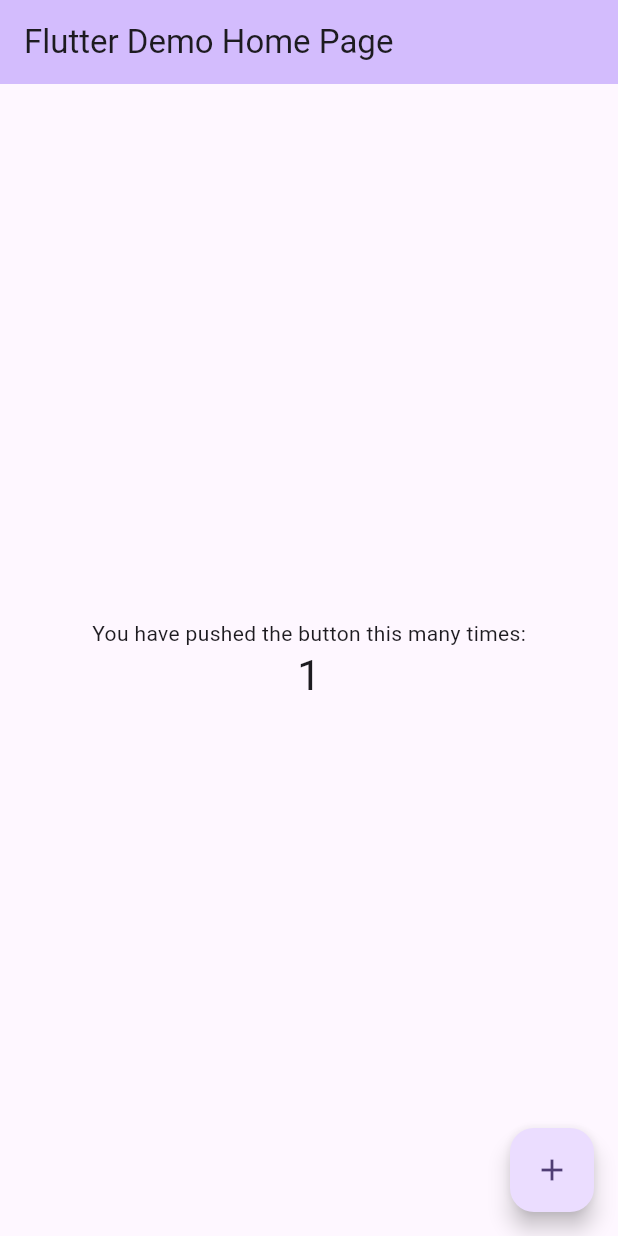
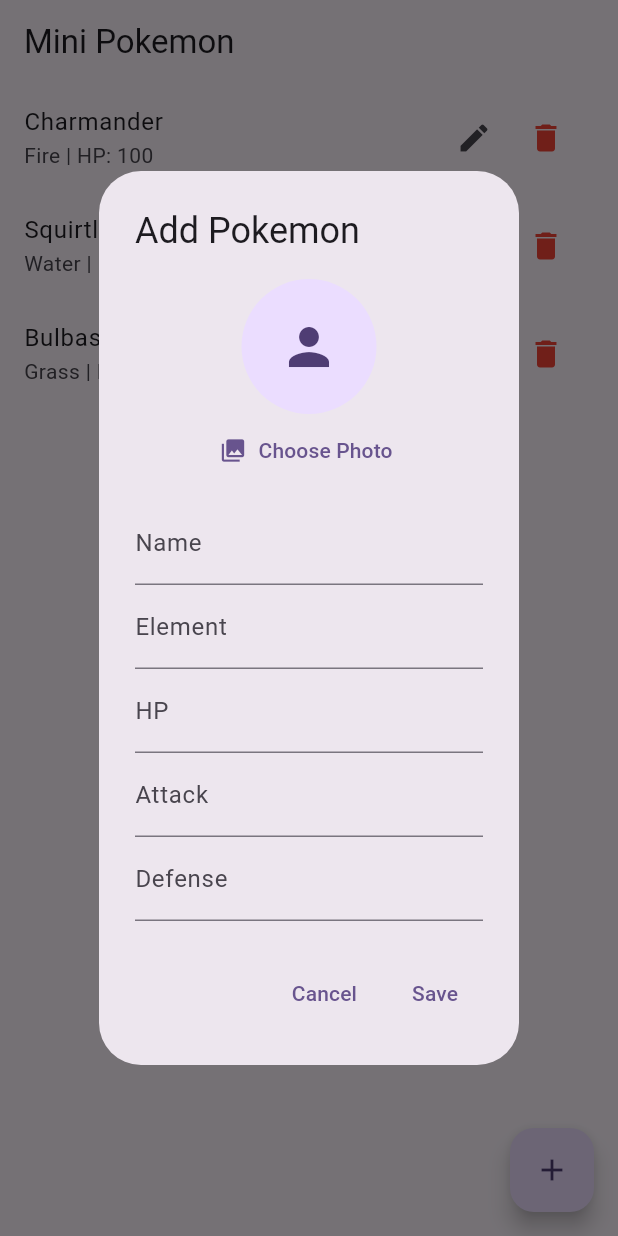
Before and after one commit to erickresu/mini_pokemon, a Flutter app: the screen it shows after launch, after a tap on the "add" icon, on a phone screen of 412 x 824 dp. Run offline on Flutter 3.47's test engine with Material 3 defaults, Android fonts, the phone set to English and light mode, and no system bars; our stand-ins replace image_picker, material_ui.

Commit message:
feat: implement Pokemon CRUD and gallery photo selection

```diff
--- a/lib/main.dart
+++ b/lib/main.dart
@@ -1,4 +1,6 @@
 import 'package:material_ui/material_ui.dart';
+
+import 'screens/pokemon_list_page.dart';
 
 void main() {
   runApp(const MyApp());
@@ -11,7 +13,7 @@ class MyApp extends StatelessWidget {
   @override
   Widget build(BuildContext context) {
     return MaterialApp(
-      title: 'Flutter Demo',
+      title: 'Mini Pokemon',
       theme: ThemeData(
         // This is the theme of your application.
         //
@@ -30,7 +32,7 @@ class MyApp extends StatelessWidget {
         // tested with just a hot reload.
         colorScheme: .fromSeed(seedColor: Colors.deepPurple),
       ),
-      home: const MyHomePage(title: 'Flutter Demo Home Page'),
+      home: const PokemonListPage(),
     );
   }
 }
--- /dev/null
+++ b/lib/models/pokemon.dart
@@ -0,0 +1,19 @@
+class Pokemon {
+  final int id;
+  final String name;
+  final String type;
+  final int hp;
+  final int attack;
+  final int defense;
+  final String? imagePath;
+
+  const Pokemon({
+    required this.id,
+    required this.name,
+    required this.type,
+    required this.hp,
+    required this.attack,
+    required this.defense,
+    this.imagePath,
+  });
+}
--- /dev/null
+++ b/lib/screens/pokemon_list_page.dart
@@ -0,0 +1,151 @@
+import 'package:material_ui/material_ui.dart';
+
+import '../models/pokemon.dart';
+import '../widgets/pokemon_form_dialog.dart';
+
+class PokemonListPage extends StatefulWidget {
+  const PokemonListPage({super.key});
+
+  @override
+  State<PokemonListPage> createState() => _PokemonListPageState();
+}
+
+class _PokemonListPageState extends State<PokemonListPage> {
+  final List<Pokemon> _pokemons = [
+    const Pokemon(
+      id: 1,
+      name: 'Charmander',
+      type: 'Fire',
+      hp: 100,
+      attack: 52,
+      defense: 43,
+    ),
+    const Pokemon(
+      id: 2,
+      name: 'Squirtle',
+      type: 'Water',
+      hp: 110,
+      attack: 48,
+      defense: 65,
+    ),
+    const Pokemon(
+      id: 3,
+      name: 'Bulbasaur',
+      type: 'Grass',
+      hp: 90,
+      attack: 49,
+      defense: 49,
+    ),
+  ];
+  int _nextId = 4;
+
+  Future<void> _showAddPokemonDialog() async {
+    final pokemon = await showDialog<Pokemon>(
+      context: context,
+      builder: (dialogContext) {
+        return PokemonFormDialog(id: _nextId);
+      },
+    );
+
+    if (!mounted || pokemon == null) return;
+
+    setState(() {
+      _pokemons.add(pokemon);
+      _nextId++;
+    });
+  }
+
+  Future<void> _showEditPokemonDialog(int index) async {
+    final pokemon = _pokemons[index];
+
+    final updatedPokemon = await showDialog<Pokemon>(
+      context: context,
+      builder: (dialogContext) {
+        return PokemonFormDialog(id: pokemon.id, pokemon: pokemon);
+      },
+    );
+
+    if (!mounted || updatedPokemon == null) return;
+
+    setState(() {
+      _pokemons[index] = updatedPokemon;
+    });
+  }
+
+  Future<void> _deletePokemon(int index) async {
+    final pokemon = _pokemons[index];
+
+    final confirmed = await showDialog<bool>(
+      context: context,
+      builder: (dialogContext) {
+        return AlertDialog(
+          title: const Text('Delete Pokemon'),
+          content: Text('Are you sure you want to delete ${pokemon.name}?'),
+          actions: [
+            TextButton(
+              onPressed: () {
+                Navigator.pop(dialogContext, false);
+              },
+              child: const Text('Cancel'),
+            ),
+            TextButton(
+              onPressed: () {
+                Navigator.pop(dialogContext, true);
+              },
+              child: const Text('Delete'),
+            ),
+          ],
+        );
+      },
+    );
+
+    if (!mounted || confirmed != true) return;
+
+    setState(() {
+      _pokemons.removeAt(index);
+    });
+  }
+
+  @override
+  Widget build(BuildContext context) {
+    return Scaffold(
+      appBar: AppBar(title: const Text('Mini Pokemon')),
+
+      floatingActionButton: FloatingActionButton(
+        onPressed: _showAddPokemonDialog,
+        child: const Icon(Icons.add),
+      ),
+
+      body: ListView.builder(
+        itemCount: _pokemons.length,
+        itemBuilder: (context, index) {
+          final pokemon = _pokemons[index];
+
+          return ListTile(
+            title: Text(pokemon.name),
+            subtitle: Text('${pokemon.type} | HP: ${pokemon.hp}'),
+
+            trailing: Row(
+              mainAxisSize: MainAxisSize.min,
+              children: [
+                IconButton(
+                  icon: const Icon(Icons.edit),
+                  onPressed: () {
+                    _showEditPokemonDialog(index);
+                  },
+                ),
+                IconButton(
+                  icon: const Icon(Icons.delete),
+                  color: Colors.red,
+                  onPressed: () {
+                    _deletePokemon(index);
+                  },
+                ),
+              ],
+            ),
+          );
+        },
+      ),
+    );
+  }
+}
--- /dev/null
+++ b/lib/widgets/pokemon_form_dialog.dart
@@ -0,0 +1,154 @@
+import 'package:material_ui/material_ui.dart';
+
+import '../models/pokemon.dart';
+
+import 'dart:io';
+
+import 'package:image_picker/image_picker.dart';
+
+class PokemonFormDialog extends StatefulWidget {
+  const PokemonFormDialog({super.key, required this.id, this.pokemon});
+
+  final int id;
+  final Pokemon? pokemon;
+
+  @override
+  State<PokemonFormDialog> createState() => _PokemonFormDialogState();
+}
+
+class _PokemonFormDialogState extends State<PokemonFormDialog> {
+  final _formKey = GlobalKey<FormState>();
+  String? _imagePath;
+
+  final _nameController = TextEditingController();
+  final _typeController = TextEditingController();
+  final _hpController = TextEditingController();
+  final _attackController = TextEditingController();
+  final _defenseController = TextEditingController();
+
+  @override
+  void initState() {
+    super.initState();
+
+    final pokemon = widget.pokemon;
+
+    if (pokemon != null) {
+      _imagePath = pokemon.imagePath;
+      _nameController.text = pokemon.name;
+      _typeController.text = pokemon.type;
+      _hpController.text = pokemon.hp.toString();
+      _attackController.text = pokemon.attack.toString();
+      _defenseController.text = pokemon.defense.toString();
+    }
+  }
+
+  @override
+  void dispose() {
+    _nameController.dispose();
+    _typeController.dispose();
+    _hpController.dispose();
+    _attackController.dispose();
+    _defenseController.dispose();
+    super.dispose();
+  }
+
+  Future<void> _pickImage() async {
+    final image = await ImagePicker().pickImage(source: ImageSource.gallery);
+
+    if (!mounted || image == null) return;
+
+    setState(() {
+      _imagePath = image.path;
+    });
+  }
+
+  @override
+  Widget build(BuildContext context) {
+    return AlertDialog(
+      title: Text(widget.pokemon == null ? 'Add Pokemon' : 'Edit Pokemon'),
+      content: SingleChildScrollView(
+        child: Form(
+          key: _formKey,
+          child: Column(
+            mainAxisSize: MainAxisSize.min,
+            children: [
+              CircleAvatar(
+                radius: 45,
+                backgroundImage: _imagePath != null
+                    ? FileImage(File(_imagePath!))
+                    : null,
+                child: _imagePath == null
+                    ? const Icon(Icons.person, size: 40)
+                    : null,
+              ),
+
+              TextButton.icon(
+                onPressed: _pickImage,
+                icon: const Icon(Icons.photo_library),
+                label: const Text('Choose Photo'),
+              ),
+
+              const SizedBox(height: 10),
+
+              _buildField(_nameController, 'Name'),
+              _buildField(_typeController, 'Element'),
+              _buildField(_hpController, 'HP', numeric: true),
+              _buildField(_attackController, 'Attack', numeric: true),
+              _buildField(_defenseController, 'Defense', numeric: true),
+            ],
+          ),
+        ),
+      ),
+      actions: [
+        TextButton(
+          onPressed: () => Navigator.pop(context),
+          child: const Text('Cancel'),
+        ),
+        TextButton(
+          onPressed: () {
+            if (_formKey.currentState!.validate()) {
+              final pokemon = Pokemon(
+                id: widget.id,
+                name: _nameController.text.trim(),
+                type: _typeController.text.trim(),
+                hp: int.parse(_hpController.text.trim()),
+                attack: int.parse(_attackController.text.trim()),
+                defense: int.parse(_defenseController.text.trim()),
+              );
+
+              Navigator.pop(context, pokemon);
+            }
+          },
+          child: const Text('Save'),
+        ),
+      ],
+    );
+  }
+
+  Widget _buildField(
+    TextEditingController controller,
+    String label, {
+    bool numeric = false,
+  }) {
+    return TextFormField(
+      controller: controller,
+      decoration: InputDecoration(labelText: label),
+      keyboardType: numeric ? TextInputType.number : TextInputType.text,
+      validator: (value) {
+        if (value == null || value.trim().isEmpty) {
+          return 'Required field';
+        }
+
+        if (numeric) {
+          final number = int.tryParse(value.trim());
+
+          if (number == null || number <= 0) {
+            return 'Enter a positive integer';
+          }
+        }
+
+        return null;
+      },
+    );
+  }
+}
--- a/pubspec.yaml
+++ b/pubspec.yaml
@@ -35,6 +35,7 @@ dependencies:
   # The following adds the Cupertino Icons font to your application.
   # Use with the CupertinoIcons class for iOS style icons.
   cupertino_icons: ^1.0.8
+  image_picker: ^1.2.4
 
 dev_dependencies:
   flutter_test:
```
Also changed, not shown: pubspec.lock, 5 other files.
